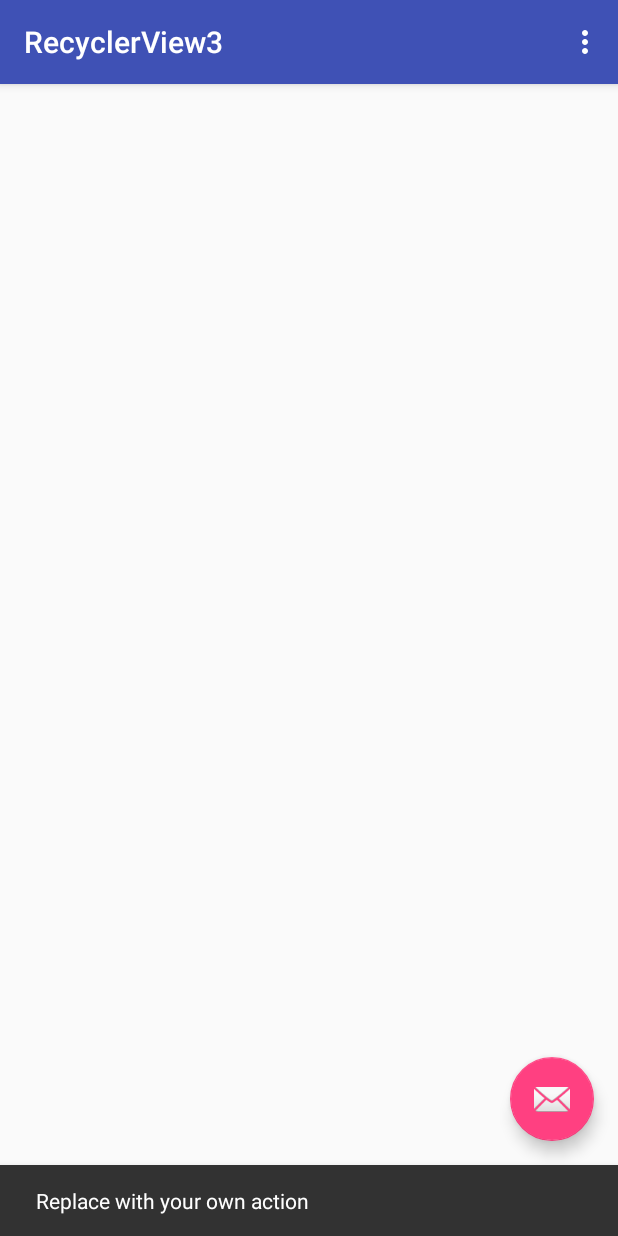
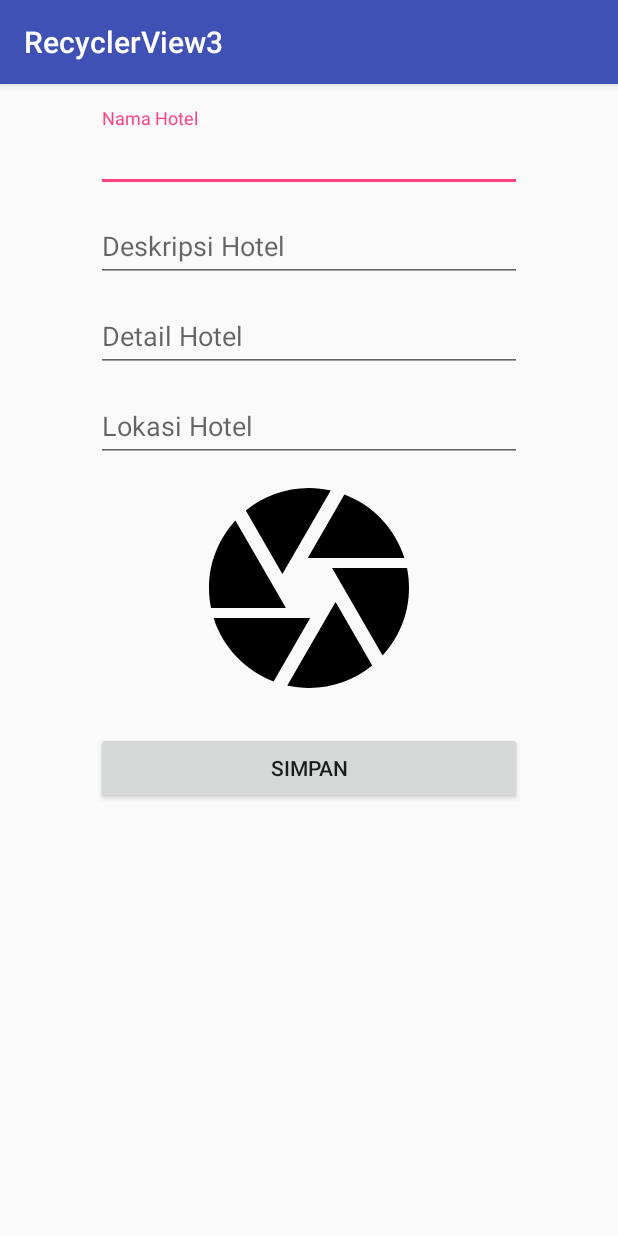
Before and after one commit to Sabilla290/RecyclerView3, an Android app: the screen it shows after launch (MainActivity before the commit, InputActivity after it), after a tap on an icon or button, on a phone screen of 412 x 824 dp. Run offline under Robolectric (Android 15) with nearby library versions, the phone set to English and light mode, and no system bars; libraries missing offline, so code that uses them is left out: id.sch.smktelkom_mlg; 12 statements that could not run were skipped.

Commit message:
RecyclerView Add

```diff
--- a/app/src/main/AndroidManifest.xml
+++ b/app/src/main/AndroidManifest.xml
@@ -21,7 +21,8 @@
         <activity
             android:name=".DetailActivity"
             android:label="@string/title_activity_detail"
-            android:theme="@style/AppTheme.NoActionBar"></activity>
+            android:theme="@style/AppTheme.NoActionBar" />
+        <activity android:name=".InputActivity"></activity>
     </application>
 
 </manifest>
--- /dev/null
+++ b/app/src/main/java/id/sch/smktelkom_mlg/learn/recyclerview3/InputActivity.java
@@ -0,0 +1,131 @@
+package id.sch.smktelkom_mlg.learn.recyclerview3;
+
+import android.content.Intent;
+import android.net.Uri;
+import android.support.design.widget.Snackbar;
+import android.support.design.widget.TextInputLayout;
+import android.support.v7.app.AppCompatActivity;
+import android.os.Bundle;
+import android.view.View;
+import android.widget.EditText;
+import android.widget.ImageView;
+
+import id.sch.smktelkom_mlg.learn.recyclerview3.model.Hotel;
+
+public class InputActivity extends AppCompatActivity {
+    static final int REQUEST_IMAGE_GET = 1;
+    public String HOTEL;
+
+    EditText etJudul;
+    EditText etDeskripsi;
+    EditText etDetail;
+    EditText etLokasi;
+    ImageView ivFoto;
+    Uri uriFoto;
+    Hotel hotel;
+
+    @Override
+    protected void onCreate(Bundle savedInstanceState) {
+        super.onCreate(savedInstanceState);
+        setContentView(R.layout.activity_input);
+
+        etJudul = (EditText) findViewById(R.id.editTextNama);
+        etDeskripsi = (EditText) findViewById(R.id.editTextDeskripsi);
+        etDetail = (EditText) findViewById(R.id.editTextDetail);
+        etLokasi = (EditText) findViewById(R.id.editTextLokasi);
+        ivFoto = (ImageView) findViewById(R.id.imageViewFoto);
+
+        ivFoto.setOnClickListener(new View.OnClickListener() {
+                                      @Override
+                                      public void onClick(View view) {
+                                          pickPhoto();
+                                      }
+
+
+                                  }
+        );
+        findViewById(R.id.buttonSimpan).setOnClickListener(
+                new View.OnClickListener(){
+                    @Override
+                    public  void onClick(View v)
+                    {
+                        doSave();
+                    }
+                }
+        );
+    }
+    private  void doSave()
+    {
+        String judul = etJudul.getText().toString();
+        String deskripsi = etDeskripsi.getText().toString();
+        String detail = etDetail.getText().toString();
+        String lokasi = etLokasi.getText().toString();
+
+        if(isValid(judul,deskripsi,detail,lokasi,uriFoto))
+        {
+
+            hotel = new Hotel(judul, deskripsi, detail,lokasi,uriFoto.toString());
+            Intent intent = new Intent();
+            intent.putExtra(HOTEL, hotel);
+            setResult(RESULT_OK, intent);
+            finish();
+        }
+    }
+    private boolean isValid(String judul, String deskripsi,String detail,String lokasi, Uri uriFoto)
+    {
+        boolean valid = true;
+        if(judul.isEmpty())
+        {
+            setErrorEmpty(etJudul);
+            valid = false;
+        }
+        if(deskripsi.isEmpty())
+        {
+            setErrorEmpty(etDeskripsi);
+            valid = false;
+        }
+        if(detail.isEmpty())
+        {
+            setErrorEmpty(etDetail);
+            valid = false;
+        }
+        if(lokasi.isEmpty())
+        {
+            setErrorEmpty(etLokasi);
+            valid = false;
+        }
+        if(uriFoto == null)
+        {
+            Snackbar.make(ivFoto, "Foto Belum Ada", Snackbar.LENGTH_SHORT)
+                    .show();
+            valid = false;
+        }
+        return valid;
+
+
+
+    }
+
+
+    private void setErrorEmpty(EditText editText) {
+        editText.setError(((TextInputLayout) editText.getParent().getParent()).getHint()+" Belum Diisi");
+    }
+    private void pickPhoto()
+    {
+        Intent intent = new Intent(Intent.ACTION_GET_CONTENT);
+        intent.setType("image/*");
+        if(intent.resolveActivity(getPackageManager())!=null)
+            startActivityForResult(intent,REQUEST_IMAGE_GET);
+    }
+
+    @Override
+    protected  void onActivityResult(int requestCode,int resultCode,Intent data)
+    {
+        super.onActivityResult(requestCode,resultCode,data);
+        if (requestCode == REQUEST_IMAGE_GET&&resultCode==RESULT_OK)
+        {
+            uriFoto = data.getData();
+            ivFoto.setImageURI(uriFoto);
+        }
+    }
+}
--- a/app/src/main/java/id/sch/smktelkom_mlg/learn/recyclerview3/MainActivity.java
+++ b/app/src/main/java/id/sch/smktelkom_mlg/learn/recyclerview3/MainActivity.java
@@ -23,6 +23,7 @@ import id.sch.smktelkom_mlg.learn.recyclerview3.model.Hotel;
 
 public class MainActivity extends AppCompatActivity implements HotelAdapter.IHotelAdapter {
 
+    public int REQUEST_CODE_ADD = 88;
     public String HOTEL;
     ArrayList<Hotel>mList = new ArrayList<>();
     HotelAdapter mAdapter;
@@ -42,13 +43,21 @@ public class MainActivity extends AppCompatActivity implements HotelAdapter.IHot
 
        FloatingActionButton fab = (FloatingActionButton) findViewById(R.id.fab);
         fab.setOnClickListener(new View.OnClickListener() {
+
             @Override
             public void onClick(View view) {
-                Snackbar.make(view, "Replace with your own action", Snackbar.LENGTH_LONG)
-                        .setAction("Action", null).show();
+                goAdd();
             }
+
+
         });
+
     }
+
+    private void goAdd() {
+        startActivityForResult(new Intent(this,InputActivity.class), REQUEST_CODE_ADD);
+    }
+
 
     private void fillData() {
         Resources resources = getResources();
@@ -103,4 +112,15 @@ public class MainActivity extends AppCompatActivity implements HotelAdapter.IHot
         intent.putExtra(HOTEL,mList.get(pos));
         startActivity(intent);
     }
+    @Override
+    protected void onActivityResult(int requestCode, int resultCode,Intent data)
+    {
+        super.onActivityResult(requestCode, resultCode,data);
+        if (requestCode == REQUEST_CODE_ADD && resultCode == RESULT_OK)
+        {
+            Hotel hotel = (Hotel) data.getSerializableExtra(HOTEL);
+            mList.add(hotel);
+            mAdapter.notifyDataSetChanged();
+        }
+    }
 }
--- /dev/null
+++ b/app/src/main/res/layout/activity_input.xml
@@ -0,0 +1,81 @@
+<?xml version="1.0" encoding="utf-8"?>
+<ScrollView
+    xmlns:android="http://schemas.android.com/apk/res/android"
+    xmlns:app="http://schemas.android.com/apk/res-auto"
+    xmlns:tools="http://schemas.android.com/tools"
+    android:layout_width="match_parent"
+    android:layout_height="match_parent">
+    <LinearLayout
+        android:layout_width="match_parent"
+        android:layout_height="wrap_content"
+        android:id="@+id/activity_input"
+        android:orientation="vertical"
+        android:paddingBottom="16dp"
+        android:paddingLeft="64dp"
+        android:paddingRight="64dp"
+        android:paddingTop="16dp"
+        tools:context="id.sch.smktelkom_mlg.learn.recyclerview3.InputActivity">
+        <android.support.design.widget.TextInputLayout
+            android:layout_width="match_parent"
+            android:layout_height="wrap_content"
+            android:hint="Nama Hotel">
+            <android.support.design.widget.TextInputEditText
+                android:layout_width="match_parent"
+                android:layout_height="wrap_content"
+                android:id="@+id/editTextNama"/>
+        </android.support.design.widget.TextInputLayout>
+
+        <android.support.design.widget.TextInputLayout
+            android:layout_width="match_parent"
+            android:layout_height="wrap_content"
+            android:layout_marginTop="4dp"
+            android:hint="Deskripsi Hotel">
+            <android.support.design.widget.TextInputEditText
+                android:layout_width="match_parent"
+                android:layout_height="wrap_content"
+                android:id="@+id/editTextDeskripsi"/>
+        </android.support.design.widget.TextInputLayout>
+
+        <android.support.design.widget.TextInputLayout
+            android:layout_width="match_parent"
+            android:layout_height="wrap_content"
+            android:layout_marginTop="4dp"
+            android:hint="Detail Hotel">
+            <android.support.design.widget.TextInputEditText
+                android:layout_width="match_parent"
+                android:inputType="textMultiLine"
+                android:layout_height="wrap_content"
+                android:id="@+id/editTextDetail"/>
+        </android.support.design.widget.TextInputLayout>
+
+        <android.support.design.widget.TextInputLayout
+            android:layout_width="match_parent"
+            android:layout_height="wrap_content"
+            android:layout_marginTop="4dp"
+            android:hint="Lokasi Hotel">
+            <android.support.design.widget.TextInputEditText
+                android:layout_width="match_parent"
+                android:layout_height="wrap_content"
+                android:id="@+id/editTextLokasi"/>
+
+        </android.support.design.widget.TextInputLayout>
+
+        <ImageView
+            android:layout_width="match_parent"
+            android:layout_height="wrap_content"
+            android:id="@+id/imageViewFoto"
+            android:layout_marginTop="4dp"
+            app:srcCompat="@drawable/ic_camera_black_24dp"
+            android:layout_gravity="center"
+            android:scaleType="fitCenter"
+            android:minHeight="160dp"
+            />
+        <Button
+            android:layout_width="match_parent"
+            android:layout_height="wrap_content"
+            android:text="Simpan"
+            android:id="@+id/buttonSimpan"
+            android:layout_marginTop="16dp"/>
+
+</LinearLayout>
+</ScrollView>
--- a/app/src/main/res/layout/activity_main.xml
+++ b/app/src/main/res/layout/activity_main.xml
@@ -30,6 +30,7 @@
         android:layout_height="wrap_content"
         android:layout_gravity="bottom|end"
         android:layout_margin="@dimen/fab_margin"
-        app:srcCompat="@android:drawable/ic_dialog_email" />
+        app:srcCompat="@drawable/ic_add_black_24dp"
+        android:tint="@android:color/white"/>
 
 </android.support.design.widget.CoordinatorLayout>
```
